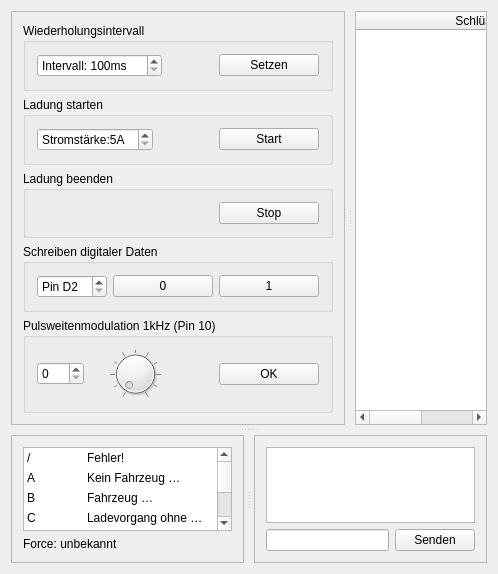
The window that Client/Desktop/EVSE/evsewindow.ui (agrippa1994/mobile_evse) describes before a commit, drawn with Qt 5.
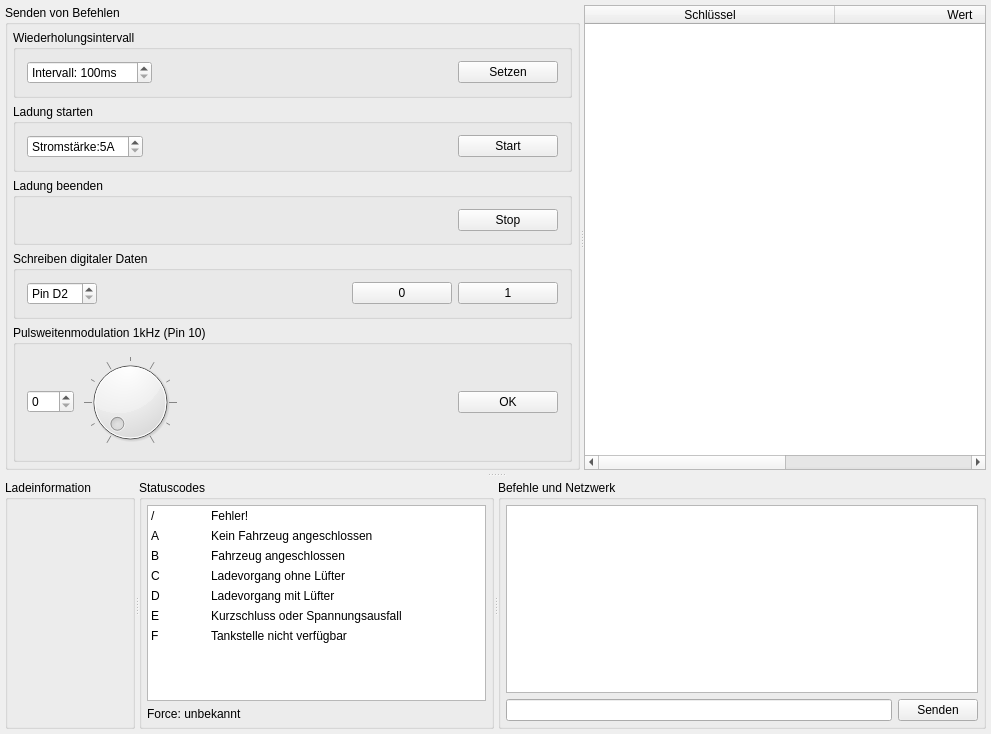
The same window after the commit.

Commit message: Desktop     Links unten in der Ecke ist eine eigene Gruppe, die den Ladestatus zeigt     Abstände angepasst Arduino     Änderung des Update-Intervalls wird sofort übernommen

```diff
--- a/Client/Desktop/EVSE/evsewindow.ui
+++ b/Client/Desktop/EVSE/evsewindow.ui
@@ -6,8 +6,8 @@
    <rect>
     <x>0</x>
     <y>0</y>
-    <width>498</width>
-    <height>574</height>
+    <width>991</width>
+    <height>734</height>
    </rect>
   </property>
   <property name="windowTitle">
@@ -17,29 +17,47 @@
    <string notr="true"/>
   </property>
   <layout class="QGridLayout" name="gridLayout_2">
+   <property name="leftMargin">
+    <number>5</number>
+   </property>
+   <property name="topMargin">
+    <number>5</number>
+   </property>
+   <property name="rightMargin">
+    <number>5</number>
+   </property>
+   <property name="bottomMargin">
+    <number>5</number>
+   </property>
    <item row="0" column="0">
-    <widget class="QSplitter" name="splitter_3">
+    <widget class="QSplitter" name="splitter_4">
      <property name="orientation">
       <enum>Qt::Vertical</enum>
      </property>
      <property name="handleWidth">
       <number>10</number>
      </property>
-     <widget class="QSplitter" name="splitter_2">
+     <widget class="QSplitter" name="splitter_3">
       <property name="orientation">
        <enum>Qt::Horizontal</enum>
       </property>
-      <property name="handleWidth">
-       <number>10</number>
-      </property>
-      <widget class="QFrame" name="frame_3">
-       <property name="frameShape">
-        <enum>QFrame::StyledPanel</enum>
-       </property>
-       <property name="frameShadow">
-        <enum>QFrame::Raised</enum>
+      <widget class="QGroupBox" name="groupBox_3">
+       <property name="title">
+        <string>Senden von Befehlen</string>
        </property>
        <layout class="QGridLayout" name="gridLayout_3">
+        <property name="leftMargin">
+         <number>5</number>
+        </property>
+        <property name="topMargin">
+         <number>5</number>
+        </property>
+        <property name="rightMargin">
+         <number>5</number>
+        </property>
+        <property name="bottomMargin">
+         <number>5</number>
+        </property>
         <item row="0" column="0">
          <widget class="QGroupBox" name="Interval">
           <property name="title">
@@ -356,21 +374,42 @@
        </column>
       </widget>
      </widget>
+     <widget class="QSplitter" name="splitter_2">
+      <property name="orientation">
+       <enum>Qt::Horizontal</enum>
+      </property>
      <widget class="QSplitter" name="splitter">
       <property name="orientation">
        <enum>Qt::Horizontal</enum>
       </property>
-      <property name="handleWidth">
-       <number>10</number>
-      </property>
-      <widget class="QFrame" name="frame">
-       <property name="frameShape">
-        <enum>QFrame::StyledPanel</enum>
-       </property>
-       <property name="frameShadow">
-        <enum>QFrame::Raised</enum>
+       <widget class="QGroupBox" name="groupBox_4">
+        <property name="title">
+         <string>Ladeinformation</string>
+        </property>
+        <property name="flat">
+         <bool>false</bool>
+        </property>
+        <property name="checkable">
+         <bool>false</bool>
+        </property>
+       </widget>
+       <widget class="QGroupBox" name="groupBox">
+        <property name="title">
+         <string>Statuscodes</string>
        </property>
        <layout class="QGridLayout" name="gridLayout_4">
+         <property name="leftMargin">
+          <number>5</number>
+         </property>
+         <property name="topMargin">
+          <number>5</number>
+         </property>
+         <property name="rightMargin">
+          <number>5</number>
+         </property>
+         <property name="bottomMargin">
+          <number>5</number>
+         </property>
         <item row="0" column="0">
          <widget class="QTableWidget" name="stateTable">
           <property name="contextMenuPolicy">
@@ -556,14 +595,24 @@
         </item>
        </layout>
       </widget>
-      <widget class="QFrame" name="frame_2">
-       <property name="frameShape">
-        <enum>QFrame::StyledPanel</enum>
-       </property>
-       <property name="frameShadow">
-        <enum>QFrame::Raised</enum>
+      </widget>
+      <widget class="QGroupBox" name="groupBox_2">
+       <property name="title">
+        <string>Befehle und Netzwerk</string>
        </property>
        <layout class="QGridLayout" name="gridLayout">
+        <property name="leftMargin">
+         <number>5</number>
+        </property>
+        <property name="topMargin">
+         <number>5</number>
+        </property>
+        <property name="rightMargin">
+         <number>5</number>
+        </property>
+        <property name="bottomMargin">
+         <number>5</number>
+        </property>
         <item row="1" column="0">
          <widget class="QLineEdit" name="lineEdit"/>
         </item>
```
Left out of the diff: 40 changed lines with no effect on the pictures. Lines whose indentation alone changed are shown as unchanged. The commit also changes 1 other file.
